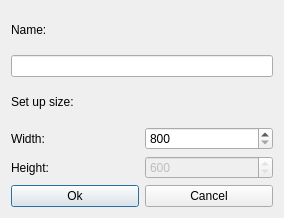
Old version of the form dialognewmap.ui in the repository Vazzi/Stalker-Editor.
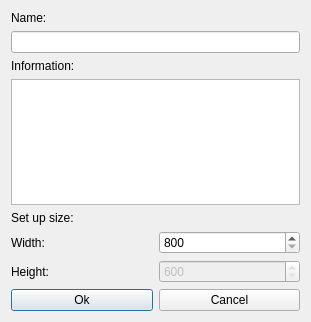
New version of the form.

Diff of the .ui file:
```diff
--- a/dialognewmap.ui
+++ b/dialognewmap.ui
@@ -6,8 +6,8 @@
    <rect>
     <x>0</x>
     <y>0</y>
-    <width>284</width>
-    <height>218</height>
+    <width>311</width>
+    <height>322</height>
    </rect>
   </property>
   <property name="windowTitle">
@@ -24,6 +24,16 @@
    <item>
     <widget class="QLineEdit" name="lineEditName"/>
    </item>
+   <item>
+    <widget class="QLabel" name="label_5">
+     <property name="text">
+      <string>Information:</string>
+     </property>
+    </widget>
+   </item>
+   <item>
+    <widget class="QPlainTextEdit" name="plainTextEdit"/>
+   </item>
    <item>
     <widget class="QLabel" name="label">
      <property name="text">
```
